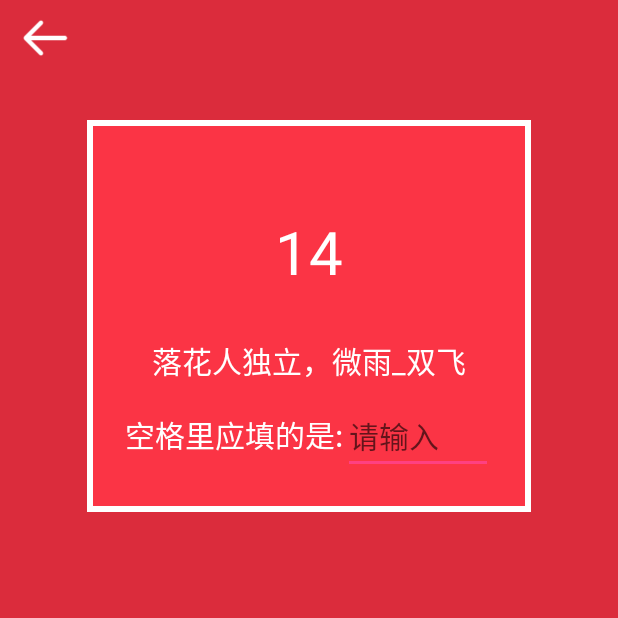
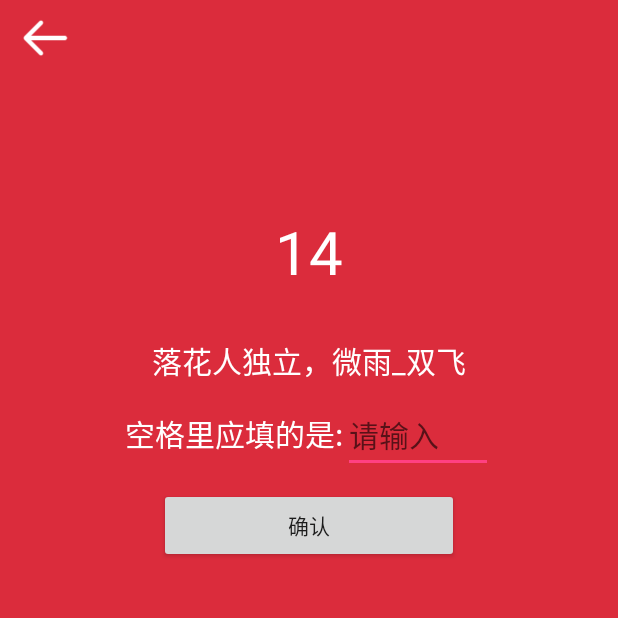
Before and after one commit to zhangyiweizyw/PoetryRhyme, an Android app: the GameActivity screen opened directly, with no data from a screen before it, on a phone screen of 412 x 824 dp, the top half of it. Run offline under Robolectric (Android 15) with nearby library versions, the light colour scheme and no system bars; Roboto replaces fonts that are not available here; 1 statement that could not run was skipped.

Commit message:
基本完成单人游戏逻辑

```diff
--- a/PoetryDemo/app/src/main/res/layout/activity_game.xml
+++ b/PoetryDemo/app/src/main/res/layout/activity_game.xml
@@ -17,7 +17,6 @@
         android:layout_height="wrap_content"
         android:layout_marginTop="80dp"
         android:layout_centerHorizontal="true"
-        android:background="@drawable/border_game"
         android:padding="25dp">
 
         <TextView
@@ -73,10 +72,18 @@
                 android:id="@+id/et_game_you_anwser"
                 android:textColor="#fff"
                 android:textSize="20dp"
+                android:inputType="text"
                 android:hint="请输入"
                 android:layout_width="100dp"
-                android:layout_height="wrap_content" />
+                android:layout_height="50dp" />
         </LinearLayout>
+        <Button
+            android:id="@+id/btn_game_done"
+            android:text="确认"
+            android:layout_marginTop="220dp"
+            android:layout_centerHorizontal="true"
+            android:layout_width="200dp"
+            android:layout_height="50dp" />
 
 
 
```
Also changed, not shown: PoetryDemo/app/src/main/java/com/example/a15632/poetrydemo/GameActivity.java (+44 -0 lines).
